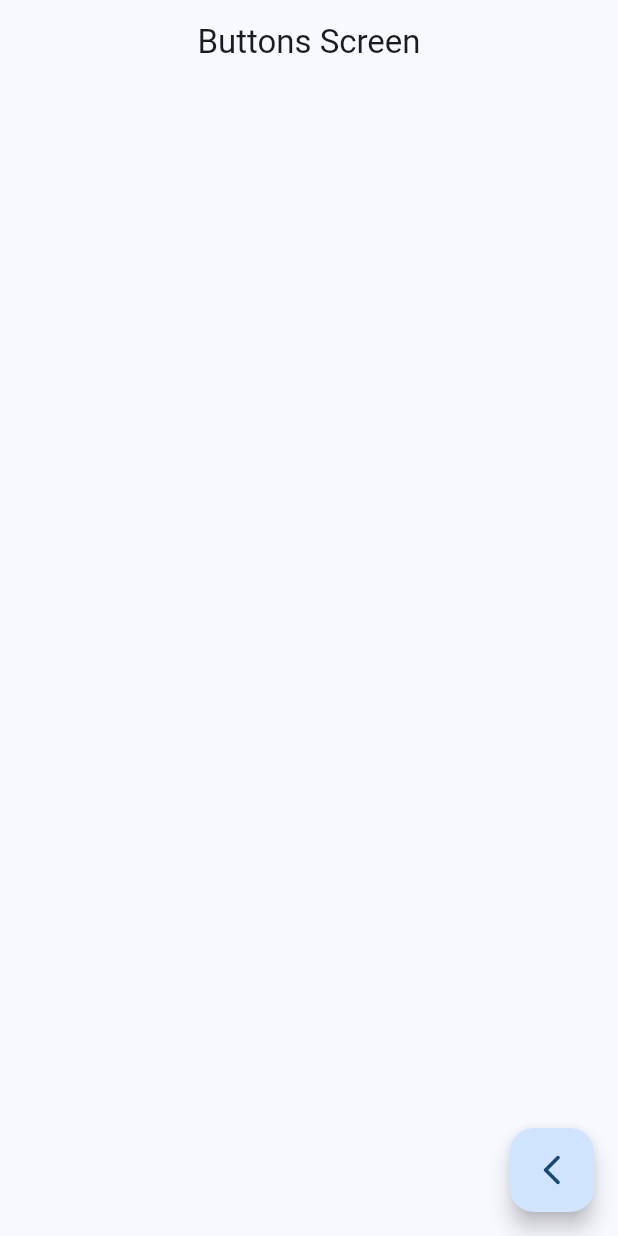
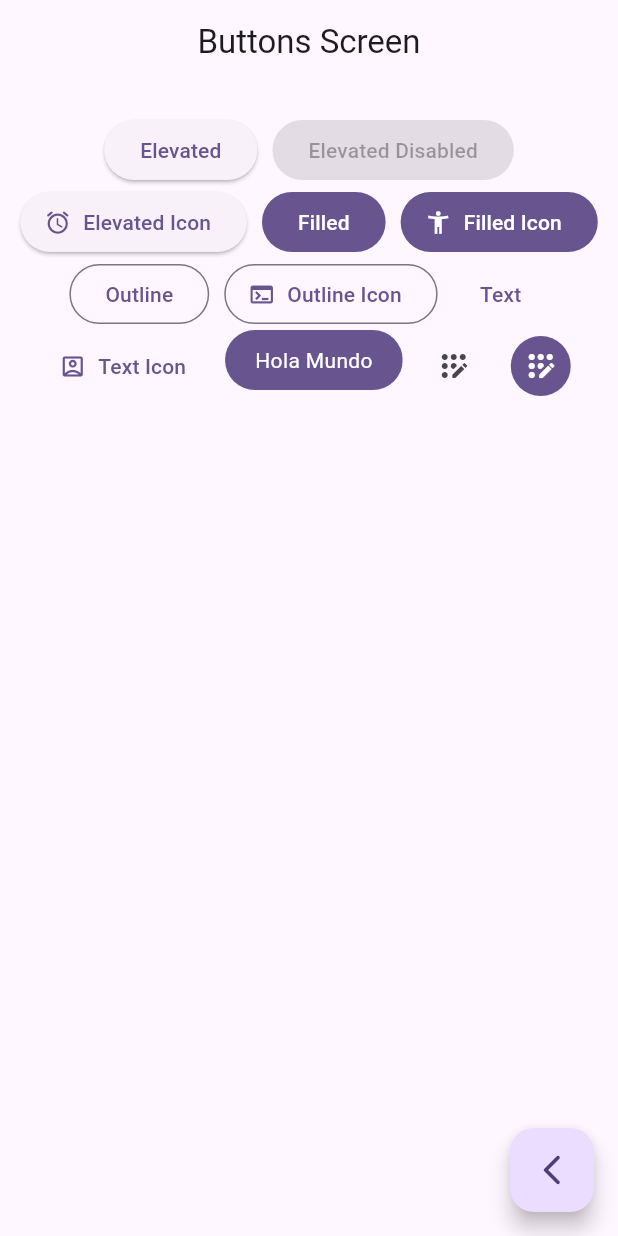
Before and after one commit to LastKing97xd/widgets_app, a Flutter app: the ButtonsScreen screen opened by its route, on a phone screen of 412 x 824 dp. Run offline on Flutter 3.47's test engine with Material 3 defaults, Android fonts, the phone set to English and light mode, and no system bars; our stand-ins replace go_router.

Commit message:
Botones Implementados

```diff
--- a/lib/main.dart
+++ b/lib/main.dart
@@ -14,7 +14,7 @@ class MainApp extends StatelessWidget {
     return MaterialApp.router(
       routerConfig: appRouter,
       debugShowCheckedModeBanner: false,
-      theme: AppTheme(selectedColor: 0).getTheme(),
+      theme: AppTheme(selectedColor: 5).getTheme(),
     );
   }
 }
--- a/lib/presentation/screens/buttons/buttons_screen.dart
+++ b/lib/presentation/screens/buttons/buttons_screen.dart
@@ -1,4 +1,5 @@
 import 'package:flutter/material.dart';
+import 'package:go_router/go_router.dart';
 
 class ButtonsScreen extends StatelessWidget {
 
@@ -12,13 +13,110 @@ class ButtonsScreen extends StatelessWidget {
       appBar: AppBar(
         title: const Text('Buttons Screen'),
       ),
-      body:  Container(),
+      body:  const _ButtonsView(),
       floatingActionButton: FloatingActionButton(
         child: const Icon( Icons.arrow_back_ios_new_rounded ),
         onPressed: (){
-          //context.pop();
+          //poder regresar
+          context.pop();
         },
       ),
     );
   }
 }
+
+class _ButtonsView extends StatelessWidget {
+  const _ButtonsView();
+
+  @override
+  Widget build(BuildContext context) {
+
+    final colors = Theme.of(context).colorScheme;
+
+    return SizedBox(
+      //llegar hasta donde pueda el padre
+      width: double.infinity,
+      child: Padding(
+        padding: const EdgeInsets.symmetric(horizontal: 10, vertical: 20),
+        //es como un row pero cuando ya no hay espacio lo pone debajo
+        child: Wrap(
+          //espacio entre los botones
+          spacing: 10,
+          alignment: WrapAlignment.center,
+          children: [
+            ElevatedButton(onPressed: () {}, child: const Text('Elevated')),
+            const ElevatedButton(onPressed: null, child: Text('Elevated Disabled')),
+
+            ElevatedButton.icon(
+              onPressed: (){},
+              icon: const Icon( Icons.access_alarm_rounded),
+              label: const Text('Elevated Icon')
+            ),
+
+            FilledButton(onPressed: (){}, child: const Text('Filled')),
+            FilledButton.icon(
+              onPressed: (){},
+              icon: const Icon( Icons.accessibility_new ),
+              label: const Text('Filled Icon'),
+            ),
+
+            OutlinedButton(onPressed: (){}, child: const Text('Outline')),
+            OutlinedButton.icon(
+              onPressed: (){},
+              label: const Text('Outline Icon'),
+              icon: const Icon( Icons.terminal)
+            ),
+
+            TextButton(onPressed: (){}, child: const Text('Text')),
+            TextButton.icon(
+              onPressed: (){},
+              icon: const Icon( Icons.account_box_outlined),
+              label: const Text('Text Icon'),
+            ),
+
+            const CustomButton(),
+
+
+            IconButton(onPressed: (){}, icon: const Icon( Icons.app_registration_rounded)),
+            IconButton(
+              onPressed: (){},
+              icon: const Icon( Icons.app_registration_rounded),
+              style: ButtonStyle(
+                backgroundColor: MaterialStatePropertyAll(colors.primary),
+                iconColor: const MaterialStatePropertyAll(Colors.white),
+              ),
+            ),
+
+          ],
+        ),
+      ),
+    );
+  }
+}
+
+
+class CustomButton extends StatelessWidget {
+  const CustomButton({super.key});
+
+  @override
+  Widget build(BuildContext context) {
+
+    final colors = Theme.of(context).colorScheme;
+
+
+    return ClipRRect(
+      borderRadius: BorderRadius.circular(20),
+      child: Material(
+        color: colors.primary,
+        //es un nuevo tap cuando da click al boton
+        child: InkWell(
+          onTap: () {},
+          child: const Padding(
+            padding: EdgeInsets.symmetric( horizontal: 20, vertical: 10),
+            child: Text('Hola Mundo', style: TextStyle(color: Colors.white))
+          ),
+        ),
+      ),
+    );
+  }
+}
```
